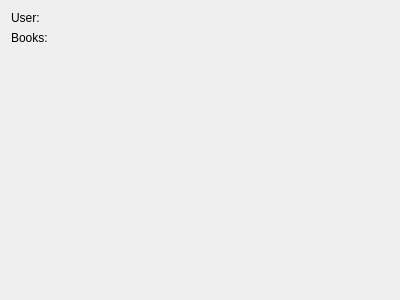
This is userwidget.ui in WawrzyniecKorzen/LibraryManagementSystem as Qt 5 draws it before an edit. The edited form follows.
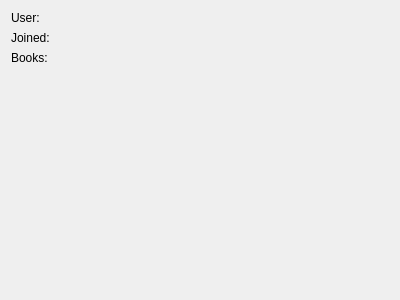
This is the edited form.

Diff of the .ui file:
```diff
--- a/userwidget.ui
+++ b/userwidget.ui
@@ -23,8 +23,15 @@
        </property>
       </widget>
      </item>
-     <item row="0" column="1">
-      <widget class="QLabel" name="userName">
+     <item row="1" column="0">
+      <widget class="QLabel" name="joinedLabel">
+       <property name="text">
+        <string>Joined:</string>
+       </property>
+      </widget>
+     </item>
+     <item row="1" column="1">
+      <widget class="QLabel" name="joinedDate">
        <property name="text">
         <string/>
        </property>
```
Left out of the diff: 11 changed lines with no effect on the pictures.
